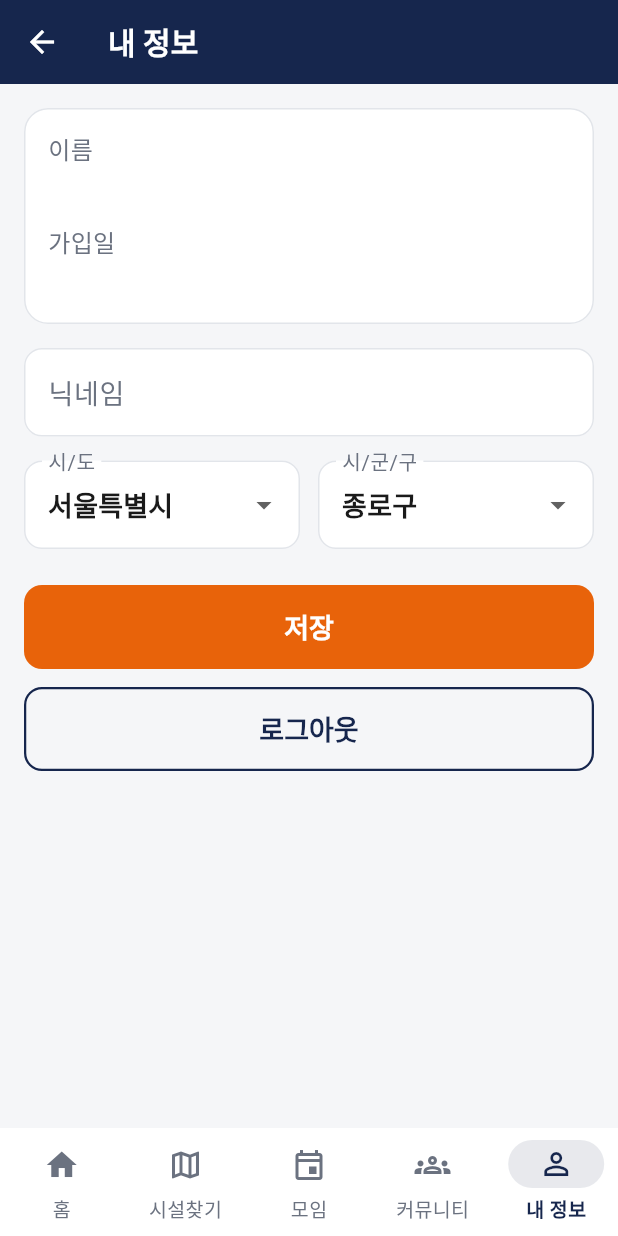
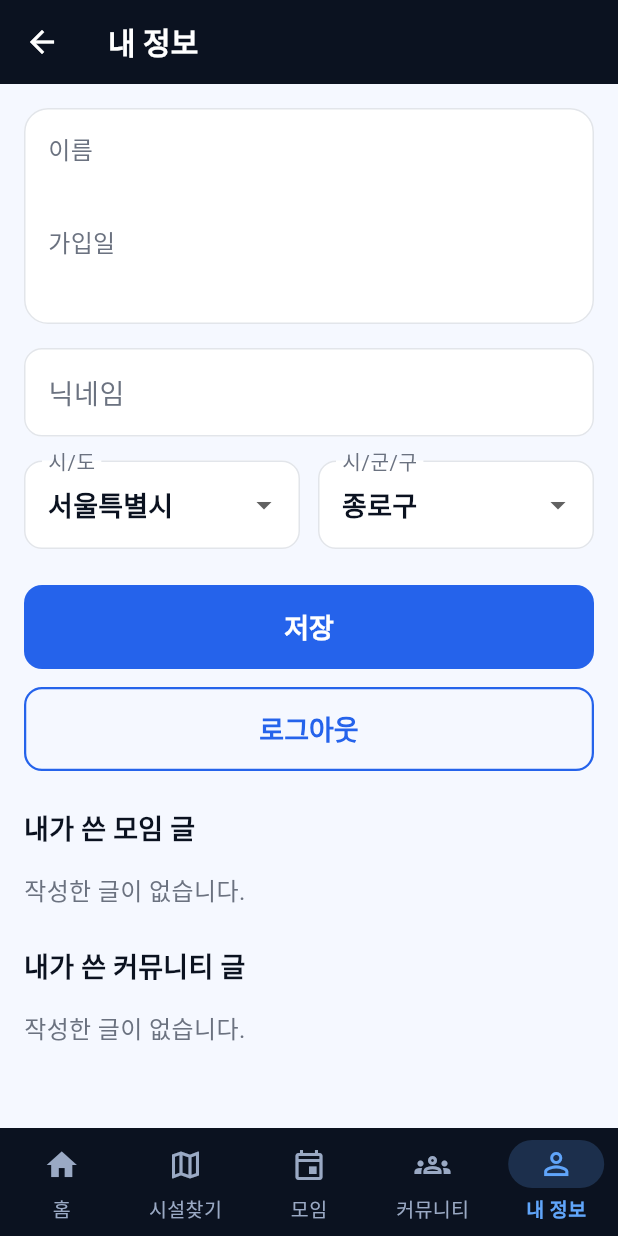
Before and after one commit to CPA-KWON/silver-life, a Flutter app: the MainShell screen opened directly, item 5 of the bottom bar chosen, on a phone screen of 412 x 824 dp. Run offline on Flutter 3.47's test engine with Material 3 defaults, Android fonts, the phone set to English and light mode, and no system bars; our stand-ins replace geocoding, geolocator, permission_handler, supabase_flutter; missing offline and left inert: flutter_naver_map; accounts and stored records are empty; Roboto replaces fonts that are missing (Pretendard).

Commit message:
댓글 수 표시 및 내 글 모아보기
- 모임·커뮤니티 목록과 내 정보의 "내가 쓴 글" 목록에 댓글 수 배지 표시
- 내 정보 화면에 "내가 쓴 모임 글" / "내가 쓴 커뮤니티 글" 모아보기 섹션 추가

```diff
--- a/lib/app_theme.dart
+++ b/lib/app_theme.dart
@@ -1,34 +1,40 @@
 import 'package:flutter/material.dart';
 
-/// Brand palette: a navy structural color (app bar, nav bar, headings) reads
-/// as trustworthy/professional, while orange is reserved for call-to-action
-/// buttons only — keeping the warmth senior users respond to without
-/// tinting the whole app orange.
-const _navy = Color(0xFF16264D);
-const _accentOrange = Color(0xFFE8630A);
-const _pageBackground = Color(0xFFF5F6F8);
+/// Brand palette. Unlike the earlier pastel palettes, [_primary] is dark
+/// enough (~5.2:1 contrast) for white text/icons to sit directly on it, so
+/// it drives both structural chrome (app bar) and CTAs (buttons). [_accent]
+/// and [_highlight] are lighter and still need dark ink text on top of them.
+const _primary = Color(0xFF2563EB);
+const _dark = Color(0xFF0B1220);
+const _surface = Color(0xFFF5F8FF);
+const _accent = Color(0xFF60A5FA);
+const _highlight = Color(0xFFE0EAFF);
+
 const _divider = Color(0xFFE2E5EA);
-const _textPrimary = Color(0xFF1A1A1A);
+const _textPrimary = _dark;
 const _textMuted = Color(0xFF6B7280);
+// The bottom nav bar is dark, so its own muted/inactive tone needs to read
+// on _dark instead of on white like _textMuted does.
+const _textMutedOnDark = Color(0xFF9AA9C4);
 
 const _fontFamily = 'Pretendard';
 
 /// High-contrast, large-touch-target theme for senior users, with a
-/// deliberate navy/orange brand palette instead of an auto-generated
-/// Material seed color: bigger text, taller buttons, and a bottom
-/// navigation bar instead of a drawer so screens stay simple to navigate.
+/// deliberate blue brand palette instead of an auto-generated Material seed
+/// color: bigger text, taller buttons, and a bottom navigation bar instead
+/// of a drawer so screens stay simple to navigate.
 final ThemeData seniorFriendlyTheme = ThemeData(
   useMaterial3: true,
   fontFamily: _fontFamily,
-  scaffoldBackgroundColor: _pageBackground,
+  scaffoldBackgroundColor: _surface,
   colorScheme: ColorScheme.fromSeed(
-    seedColor: _navy,
+    seedColor: _primary,
     brightness: Brightness.light,
   ).copyWith(
-    primary: _navy,
+    primary: _primary,
     onPrimary: Colors.white,
-    secondary: _accentOrange,
-    onSecondary: Colors.white,
+    secondary: _accent,
+    onSecondary: _textPrimary,
     surface: Colors.white,
     onSurface: _textPrimary,
     outline: _divider,
@@ -43,7 +49,7 @@ final ThemeData seniorFriendlyTheme = ThemeData(
   ),
 
   appBarTheme: const AppBarTheme(
-    backgroundColor: _navy,
+    backgroundColor: _dark,
     foregroundColor: Colors.white,
     elevation: 0,
     centerTitle: false,
@@ -57,25 +63,25 @@ final ThemeData seniorFriendlyTheme = ThemeData(
 
   navigationBarTheme: NavigationBarThemeData(
     height: 72,
-    backgroundColor: Colors.white,
-    indicatorColor: _navy.withValues(alpha: 0.1),
+    backgroundColor: _dark,
+    indicatorColor: _accent.withValues(alpha: 0.2),
     labelTextStyle: WidgetStateProperty.resolveWith((states) {
       final selected = states.contains(WidgetState.selected);
       return TextStyle(
         fontSize: 13,
         fontWeight: selected ? FontWeight.w700 : FontWeight.w500,
-        color: selected ? _navy : _textMuted,
+        color: selected ? _accent : _textMutedOnDark,
       );
     }),
     iconTheme: WidgetStateProperty.resolveWith((states) {
       final selected = states.contains(WidgetState.selected);
-      return IconThemeData(color: selected ? _navy : _textMuted);
+      return IconThemeData(color: selected ? _accent : _textMutedOnDark);
     }),
   ),
 
   filledButtonTheme: FilledButtonThemeData(
     style: FilledButton.styleFrom(
-      backgroundColor: _accentOrange,
+      backgroundColor: _primary,
       foregroundColor: Colors.white,
       minimumSize: const Size.fromHeight(56),
       shape: RoundedRectangleBorder(borderRadius: BorderRadius.circular(12)),
@@ -90,8 +96,8 @@ final ThemeData seniorFriendlyTheme = ThemeData(
   ),
   outlinedButtonTheme: OutlinedButtonThemeData(
     style: OutlinedButton.styleFrom(
-      foregroundColor: _navy,
-      side: const BorderSide(color: _navy, width: 1.5),
+      foregroundColor: _primary,
+      side: const BorderSide(color: _primary, width: 1.5),
       minimumSize: const Size.fromHeight(56),
       shape: RoundedRectangleBorder(borderRadius: BorderRadius.circular(12)),
       textStyle: const TextStyle(fontSize: 18, fontWeight: FontWeight.w600),
@@ -109,8 +115,8 @@ final ThemeData seniorFriendlyTheme = ThemeData(
   ),
 
   chipTheme: ChipThemeData(
-    backgroundColor: Colors.white,
-    selectedColor: _navy,
+    backgroundColor: _highlight,
+    selectedColor: _primary,
     shape: const StadiumBorder(side: BorderSide(color: _divider)),
     labelStyle: const TextStyle(fontSize: 15, fontWeight: FontWeight.w500, color: _textPrimary),
     secondaryLabelStyle: const TextStyle(fontSize: 15, fontWeight: FontWeight.w600, color: Colors.white),
@@ -131,7 +137,7 @@ final ThemeData seniorFriendlyTheme = ThemeData(
     ),
     focusedBorder: OutlineInputBorder(
       borderRadius: BorderRadius.circular(12),
-      borderSide: const BorderSide(color: _navy, width: 2),
+      borderSide: const BorderSide(color: _primary, width: 2),
     ),
   ),
 
--- a/lib/community/community_page.dart
+++ b/lib/community/community_page.dart
@@ -1,6 +1,7 @@
 import 'package:flutter/material.dart';
 import 'package:supabase_flutter/supabase_flutter.dart';
 
+import '../core/comment_count.dart';
 import '../core/region_scope.dart';
 import '../core/meetup_category.dart';
 import 'new_post_page.dart';
@@ -54,7 +55,8 @@ class _CommunityPageState extends State<CommunityPage> {
     var builder = client
         .from('posts')
         .select(
-          'id, title, category, created_at, profiles!inner(nickname, region_sido, region_sigungu)',
+          'id, title, category, created_at, comments(count), '
+          'profiles!inner(nickname, region_sido, region_sigungu)',
         )
         .neq('category', kMeetupCategory)
         .eq('profiles.region_sido', _mySido!);
@@ -142,6 +144,7 @@ class _CommunityPageState extends State<CommunityPage> {
                             maxLines: 1,
                             overflow: TextOverflow.ellipsis,
                           ),
+                          trailing: CommentCountBadge(commentCountOf(post)),
                           onTap: () async {
                             await Navigator.of(context).push(
                               MaterialPageRoute(
@@ -185,7 +188,6 @@ class _CategoryFilterBar extends StatelessWidget {
   Widget build(BuildContext context) {
     return Container(
       height: 56,
-      color: Colors.white,
       child: ListView(
         scrollDirection: Axis.horizontal,
         padding: const EdgeInsets.symmetric(horizontal: 12, vertical: 8),
--- a/lib/core/region_scope.dart
+++ b/lib/core/region_scope.dart
@@ -24,7 +24,6 @@ class RegionScopeBar extends StatelessWidget {
   @override
   Widget build(BuildContext context) {
     return Container(
-      color: Colors.white,
       padding: const EdgeInsets.symmetric(horizontal: 12, vertical: 8),
       child: Wrap(
         spacing: 8,
--- a/lib/facility/facility_search_page.dart
+++ b/lib/facility/facility_search_page.dart
@@ -244,8 +244,8 @@ class _FacilitySearchPageState extends State<FacilitySearchPage> {
         if (_showSearchHereButton)
           Positioned(
             bottom: 24,
-            left: 0,
-            right: 0,
+            left: 50,
+            right: 50,
             child: Center(
               child: FilledButton.icon(
                 onPressed: _isSearching ? null : _searchHere,
--- a/lib/profile/profile_page.dart
+++ b/lib/profile/profile_page.dart
@@ -1,6 +1,9 @@
 import 'package:flutter/material.dart';
 import 'package:supabase_flutter/supabase_flutter.dart';
 
+import '../community/post_detail_page.dart';
+import '../core/comment_count.dart';
+import '../core/meetup_category.dart';
 import '../core/region_picker.dart';
 
 class ProfilePage extends StatefulWidget {
@@ -16,12 +19,14 @@ class _ProfilePageState extends State<ProfilePage> {
   String? _sido;
   String? _sigungu;
   late Future<Map<String, dynamic>> _profileFuture;
+  late Future<List<Map<String, dynamic>>> _myPostsFuture;
   bool _isSaving = false;
 
   @override
   void initState() {
     super.initState();
     _profileFuture = _loadProfile();
+    _myPostsFuture = _loadMyPosts();
   }
 
   @override
@@ -41,6 +46,16 @@ class _ProfilePageState extends State<ProfilePage> {
     _sido = profile['region_sido'] as String;
     _sigungu = profile['region_sigungu'] as String;
     return profile;
+  }
+
+  Future<List<Map<String, dynamic>>> _loadMyPosts() async {
+    final userId = Supabase.instance.client.auth.currentUser!.id;
+    final result = await Supabase.instance.client
+        .from('posts')
+        .select('id, title, category, created_at, comments(count)')
+        .eq('author_id', userId)
+        .order('created_at', ascending: false);
+    return List<Map<String, dynamic>>.from(result);
   }
 
   Future<void> _save() async {
@@ -86,7 +101,10 @@ class _ProfilePageState extends State<ProfilePage> {
         final profile = snapshot.data!;
         return SingleChildScrollView(
           padding: const EdgeInsets.all(16),
-          child: Form(
+          child: Column(
+            crossAxisAlignment: CrossAxisAlignment.stretch,
+            children: [
+              Form(
                 key: _formKey,
                 child: Column(
                   crossAxisAlignment: CrossAxisAlignment.stretch,
@@ -98,7 +116,10 @@ class _ProfilePageState extends State<ProfilePage> {
                           crossAxisAlignment: CrossAxisAlignment.start,
                           children: [
                             Text('이름', style: Theme.of(context).textTheme.bodyMedium),
-                        Text(profile['name'] as String, style: Theme.of(context).textTheme.titleMedium),
+                            Text(
+                              profile['name'] as String,
+                              style: Theme.of(context).textTheme.titleMedium,
+                            ),
                             const SizedBox(height: 12),
                             Text('가입일', style: Theme.of(context).textTheme.bodyMedium),
                             Text(
@@ -144,8 +165,86 @@ class _ProfilePageState extends State<ProfilePage> {
                   ],
                 ),
               ),
+              const SizedBox(height: 24),
+              _MyPostsSection(myPostsFuture: _myPostsFuture),
+            ],
+          ),
         );
       },
     );
   }
 }
+
+class _MyPostsSection extends StatelessWidget {
+  const _MyPostsSection({required this.myPostsFuture});
+
+  final Future<List<Map<String, dynamic>>> myPostsFuture;
+
+  @override
+  Widget build(BuildContext context) {
+    return FutureBuilder<List<Map<String, dynamic>>>(
+      future: myPostsFuture,
+      builder: (context, snapshot) {
+        if (snapshot.connectionState != ConnectionState.done) {
+          return const Center(child: CircularProgressIndicator());
+        }
+        if (snapshot.hasError) {
+          return Text('불러오지 못했습니다: ${snapshot.error}');
+        }
+        final posts = snapshot.data ?? [];
+        final myMeetups = posts.where((p) => p['category'] == kMeetupCategory).toList();
+        final myCommunityPosts = posts.where((p) => p['category'] != kMeetupCategory).toList();
+
+        return Column(
+          crossAxisAlignment: CrossAxisAlignment.start,
+          children: [
+            _MyPostList(title: '내가 쓴 모임 글', posts: myMeetups),
+            const SizedBox(height: 16),
+            _MyPostList(title: '내가 쓴 커뮤니티 글', posts: myCommunityPosts),
+          ],
+        );
+      },
+    );
+  }
+}
+
+class _MyPostList extends StatelessWidget {
+  const _MyPostList({required this.title, required this.posts});
+
+  final String title;
+  final List<Map<String, dynamic>> posts;
+
+  @override
+  Widget build(BuildContext context) {
+    return Column(
+      crossAxisAlignment: CrossAxisAlignment.start,
+      children: [
+        Text(title, style: Theme.of(context).textTheme.titleMedium),
+        const SizedBox(height: 8),
+        if (posts.isEmpty)
+          const Padding(
+            padding: EdgeInsets.symmetric(vertical: 8),
+            child: Text('작성한 글이 없습니다.'),
+          )
+        else
+          for (final post in posts)
+            Card(
+              child: ListTile(
+                title: Text(
+                  post['title'] as String,
+                  maxLines: 1,
+                  overflow: TextOverflow.ellipsis,
+                ),
+                subtitle: Text('[${post['category']}]'),
+                trailing: CommentCountBadge(commentCountOf(post)),
+                onTap: () => Navigator.of(context).push(
+                  MaterialPageRoute(
+                    builder: (_) => PostDetailPage(postId: post['id'] as String),
+                  ),
+                ),
+              ),
+            ),
+      ],
+    );
+  }
+}
```
Also changed, not shown: lib/core/comment_count.dart (added, +28 -0 lines), lib/meetup/meetup_page.dart (+14 -2 lines), assets/icon/icon.png, 5 other files. Lines whose indentation alone changed are shown as unchanged.
